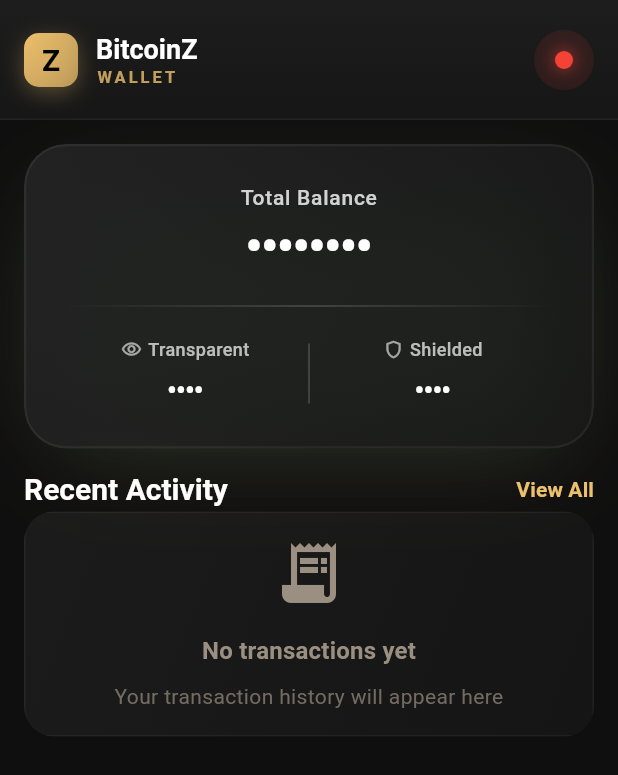
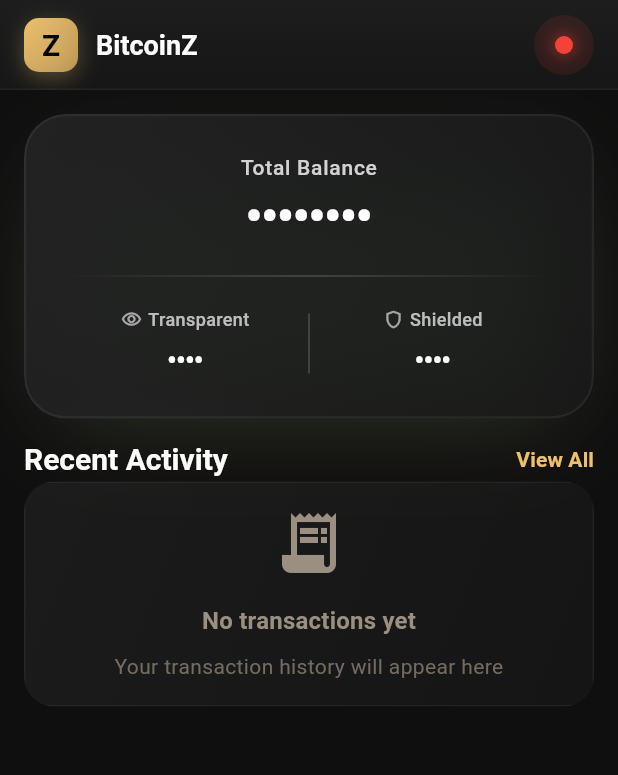
Before and after one commit to z-bitcoinz/BitcoinZ-black-amber, a Flutter app: the WalletDashboardScreen screen opened directly, on a phone screen of 412 x 824 dp. Shown: the top 775 px of the screen. Run offline on Flutter 3.47's test engine with Material 3 defaults, Android fonts, the phone set to English and light mode, and no system bars; our stand-ins replace flutter_secure_storage, local_auth, logger, qr_flutter, shared_preferences and 1 more; missing offline and left inert: bip39, dart:ffi, flutter_rust_bridge; accounts and stored records are empty.

Commit message:
Improve header and transaction display UI
Header improvements:
- Reduced header height from 80px to 60px for more compact design
- Removed 'WALLET' text under BitcoinZ for cleaner appearance
- Added 3D shadow effect to notification envelope icon
- Updated top spacing to match new header height

Transaction list improvements:
- Changed sent amount color to orange (matching arrow icon)
- Replaced green dot with checkmark icon for confirmed status
- Kept 'Confirming' text with spinner, removed 'Confirmed' text (checkmark only)
- Adjusted checkmark size to 12px for better visual balance

```diff
--- a/lib/screens/wallet/wallet_dashboard_screen.dart
+++ b/lib/screens/wallet/wallet_dashboard_screen.dart
@@ -241,14 +241,14 @@
       backgroundColor: Theme.of(context).scaffoldBackgroundColor,
       extendBodyBehindAppBar: true,
       appBar: PreferredSize(
-        preferredSize: const Size.fromHeight(80),
+        preferredSize: const Size.fromHeight(60),
         child: ClipRRect(
           child: BackdropFilter(
             filter: ImageFilter.blur(sigmaX: 15, sigmaY: 15),
             child: AppBar(
               backgroundColor: const Color(0xFF1A1A1A).withOpacity(0.8),
               elevation: 0,
-              toolbarHeight: 80,
+              toolbarHeight: 60,
               automaticallyImplyLeading: false,
               flexibleSpace: Container(
                 decoration: BoxDecoration(
@@ -304,10 +304,6 @@
                     ),
                   ),
                   const SizedBox(width: 12),
-                  Column(
-                    crossAxisAlignment: CrossAxisAlignment.start,
-                    mainAxisSize: MainAxisSize.min,
-                    children: [
                   const Text(
                     'BitcoinZ',
                     style: TextStyle(
@@ -315,17 +311,6 @@
                       fontWeight: FontWeight.bold,
                       color: Colors.white,
                     ),
-                      ),
-                      Text(
-                        'WALLET',
-                        style: TextStyle(
-                          fontSize: 11,
-                          fontWeight: FontWeight.w600,
-                          color: Theme.of(context).colorScheme.primary.withOpacity(0.8),
-                          letterSpacing: 2,
-                        ),
-                      ),
-                    ],
                   ),
                 ],
               ),
@@ -341,9 +326,21 @@
                     alignment: Alignment.center,
                     children: [
                       IconButton(
-                        icon: Icon(
+                        icon: Container(
+                          decoration: BoxDecoration(
+                            boxShadow: [
+                              BoxShadow(
+                                color: Theme.of(context).colorScheme.primary.withOpacity(0.3),
+                                blurRadius: 8,
+                                spreadRadius: 1,
+                                offset: const Offset(0, 2),
+                              ),
+                            ],
+                          ),
+                          child: Icon(
                             Icons.mail,
                             color: Theme.of(context).colorScheme.primary,
+                          ),
                         ),
                         onPressed: _showUnreadMemos,
                       ),
@@ -448,7 +445,7 @@
               slivers: [
                 // Spacing for extended AppBar
                 const SliverToBoxAdapter(
-                  child: SizedBox(height: 80),
+                  child: SizedBox(height: 60),
                 ),
                 // Balance Card
                 SliverToBoxAdapter(
```
Also changed, not shown: lib/widgets/recent_transactions.dart (+6 -21 lines). Lines whose indentation alone changed are shown as unchanged.
